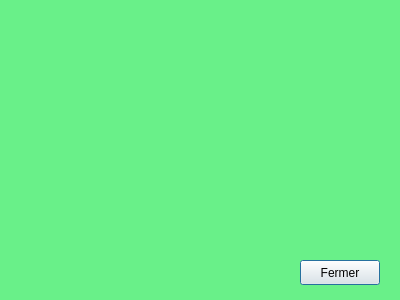
Before: the Qt Designer form gui/resultsview.ui in SophieShirine/FittsLaw, drawn with Qt 5.
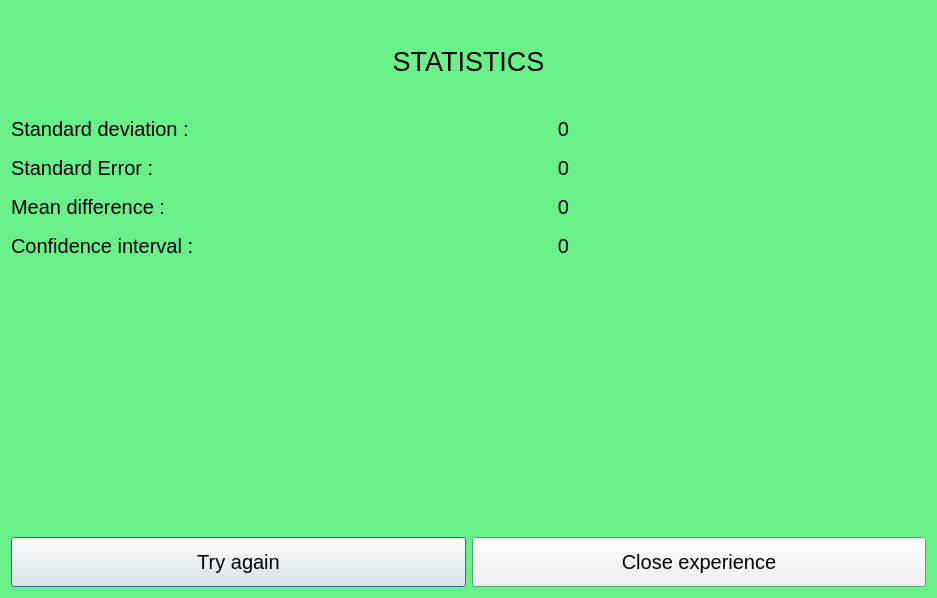
After: the same form once the commit is applied.

Commit message: started results view

```diff
--- a/gui/resultsview.ui
+++ b/gui/resultsview.ui
@@ -6,8 +6,8 @@
    <rect>
     <x>0</x>
     <y>0</y>
-    <width>400</width>
-    <height>300</height>
+    <width>937</width>
+    <height>598</height>
    </rect>
   </property>
   <property name="palette">
@@ -77,19 +77,198 @@
   <property name="windowTitle">
    <string>Dialog</string>
   </property>
-  <widget class="QPushButton" name="resultLeaveBtn">
-   <property name="geometry">
-    <rect>
-     <x>300</x>
-     <y>260</y>
-     <width>80</width>
-     <height>25</height>
-    </rect>
-   </property>
-   <property name="text">
-    <string>Fermer</string>
-   </property>
-  </widget>
+  <layout class="QVBoxLayout" name="verticalLayout">
+   <item>
+    <layout class="QHBoxLayout" name="resultsLayout">
+     <item>
+      <layout class="QVBoxLayout" name="chartLayout"/>
+     </item>
+     <item>
+      <layout class="QVBoxLayout" name="statsLayout">
+       <item>
+        <widget class="QLabel" name="statsLabel">
+         <property name="maximumSize">
+          <size>
+           <width>16777215</width>
+           <height>100</height>
+          </size>
+         </property>
+         <property name="font">
+          <font>
+           <pointsize>20</pointsize>
+          </font>
+         </property>
+         <property name="text">
+          <string>STATISTICS</string>
+         </property>
+         <property name="alignment">
+          <set>Qt::AlignCenter</set>
+         </property>
+        </widget>
+       </item>
+       <item>
+        <layout class="QFormLayout" name="statsValuesLayout">
+         <property name="horizontalSpacing">
+          <number>7</number>
+         </property>
+         <property name="verticalSpacing">
+          <number>15</number>
+         </property>
+         <item row="0" column="0">
+          <widget class="QLabel" name="sDevLabel">
+           <property name="font">
+            <font>
+             <pointsize>15</pointsize>
+            </font>
+           </property>
+           <property name="text">
+            <string>Standard deviation :</string>
+           </property>
+          </widget>
+         </item>
+         <item row="0" column="1">
+          <widget class="QLabel" name="sDev">
+           <property name="font">
+            <font>
+             <pointsize>15</pointsize>
+            </font>
+           </property>
+           <property name="text">
+            <string>0</string>
+           </property>
+           <property name="alignment">
+            <set>Qt::AlignCenter</set>
+           </property>
+          </widget>
+         </item>
+         <item row="1" column="0">
+          <widget class="QLabel" name="sErrLabel">
+           <property name="font">
+            <font>
+             <pointsize>15</pointsize>
+            </font>
+           </property>
+           <property name="text">
+            <string>Standard Error :</string>
+           </property>
+          </widget>
+         </item>
+         <item row="1" column="1">
+          <widget class="QLabel" name="sErr">
+           <property name="font">
+            <font>
+             <pointsize>15</pointsize>
+            </font>
+           </property>
+           <property name="text">
+            <string>0</string>
+           </property>
+           <property name="alignment">
+            <set>Qt::AlignCenter</set>
+           </property>
+          </widget>
+         </item>
+         <item row="2" column="0">
+          <widget class="QLabel" name="mDiffLabel">
+           <property name="font">
+            <font>
+             <pointsize>15</pointsize>
+            </font>
+           </property>
+           <property name="text">
+            <string>Mean difference :</string>
+           </property>
+          </widget>
+         </item>
+         <item row="2" column="1">
+          <widget class="QLabel" name="mDiff">
+           <property name="font">
+            <font>
+             <pointsize>15</pointsize>
+            </font>
+           </property>
+           <property name="text">
+            <string>0</string>
+           </property>
+           <property name="alignment">
+            <set>Qt::AlignCenter</set>
+           </property>
+          </widget>
+         </item>
+         <item row="3" column="0">
+          <widget class="QLabel" name="cIntLabel">
+           <property name="font">
+            <font>
+             <pointsize>15</pointsize>
+            </font>
+           </property>
+           <property name="text">
+            <string>Confidence interval :</string>
+           </property>
+          </widget>
+         </item>
+         <item row="3" column="1">
+          <widget class="QLabel" name="cInt">
+           <property name="font">
+            <font>
+             <pointsize>15</pointsize>
+            </font>
+           </property>
+           <property name="text">
+            <string>0</string>
+           </property>
+           <property name="alignment">
+            <set>Qt::AlignCenter</set>
+           </property>
+          </widget>
+         </item>
+        </layout>
+       </item>
+      </layout>
+     </item>
+    </layout>
+   </item>
+   <item>
+    <layout class="QHBoxLayout" name="btnLayout">
+     <item>
+      <widget class="QPushButton" name="restardBtn">
+       <property name="minimumSize">
+        <size>
+         <width>130</width>
+         <height>50</height>
+        </size>
+       </property>
+       <property name="font">
+        <font>
+         <pointsize>15</pointsize>
+        </font>
+       </property>
+       <property name="text">
+        <string>Try again</string>
+       </property>
+      </widget>
+     </item>
+     <item>
+      <widget class="QPushButton" name="resultLeaveBtn">
+       <property name="minimumSize">
+        <size>
+         <width>130</width>
+         <height>50</height>
+        </size>
+       </property>
+       <property name="font">
+        <font>
+         <pointsize>15</pointsize>
+        </font>
+       </property>
+       <property name="text">
+        <string>Close experience</string>
+       </property>
+      </widget>
+     </item>
+    </layout>
+   </item>
+  </layout>
  </widget>
  <resources/>
  <connections/>
```
The commit also changes 4 other files.
